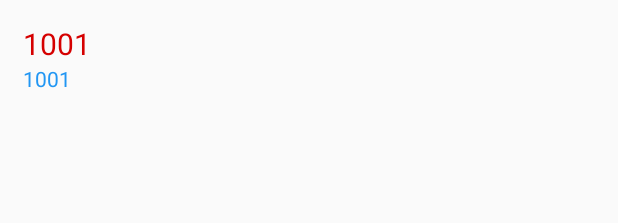
After one commit to hanimanaa/safetransportteacher, an Android app: the layout content_keta.xml on its own in the app's theme, with its tools: preview values and no code run, on a phone screen of 412 x 824 dp. The commit adds this screen. Shown: the top 223 px of the screen. Run offline under Robolectric (Android 15) with nearby library versions, the phone set to English and light mode, and no system bars.

Commit message:
Add keta activity

```diff
--- a/app/src/main/AndroidManifest.xml
+++ b/app/src/main/AndroidManifest.xml
@@ -20,6 +20,10 @@
         <activity
             android:name=".Main2Activity"
             android:label="@string/title_activity_main2"
+            android:theme="@style/AppTheme.NoActionBar" />
+        <activity
+            android:name=".KetaActivity"
+            android:label="@string/title_activity_keta"
             android:theme="@style/AppTheme.NoActionBar"></activity>
     </application>
 
--- /dev/null
+++ b/app/src/main/res/layout/content_keta.xml
@@ -0,0 +1,24 @@
+<?xml version="1.0" encoding="utf-8"?>
+<RelativeLayout xmlns:android="http://schemas.android.com/apk/res/android"
+android:layout_width="match_parent"
+android:layout_height="wrap_content"
+android:orientation="vertical"
+android:padding="15dp">
+
+<TextView
+    android:id="@+id/ketaNum"
+    android:layout_width="wrap_content"
+    android:layout_height="wrap_content"
+    android:text="1001"
+    android:textSize="20sp"
+    android:textColor="#d50000" />
+
+    <TextView
+        android:id="@+id/ketaName"
+        android:layout_width="wrap_content"
+        android:layout_height="wrap_content"
+        android:text="1001"
+        android:textColor="#2196F3"
+        android:layout_below="@id/ketaNum"/>
+
+</RelativeLayout>
--- a/app/src/main/res/values/strings.xml
+++ b/app/src/main/res/values/strings.xml
@@ -13,6 +13,7 @@
         <item>1004</item>
         <item>1005</item>
     </string-array>
+    <string name="title_activity_keta">KetaActivity</string>
 
 
 </resources>
```
Also changed, not shown: app/src/main/java/androiddevelopments/safetransportteacher/KetaActivity.java (added, +70 -0 lines), app/src/main/java/androiddevelopments/safetransportteacher/KetaAdapter.java (added, +74 -0 lines), app/src/main/java/androiddevelopments/safetransportteacher/MainActivity.java (+12 -0 lines), app/src/main/java/androiddevelopments/safetransportteacher/model/Ketot.java (added, +28 -0 lines), app/src/main/res/layout/activity_keta.xml (added, +24 -0 lines), app/src/main/res/layout/activity_main.xml (+16 -5 lines).
